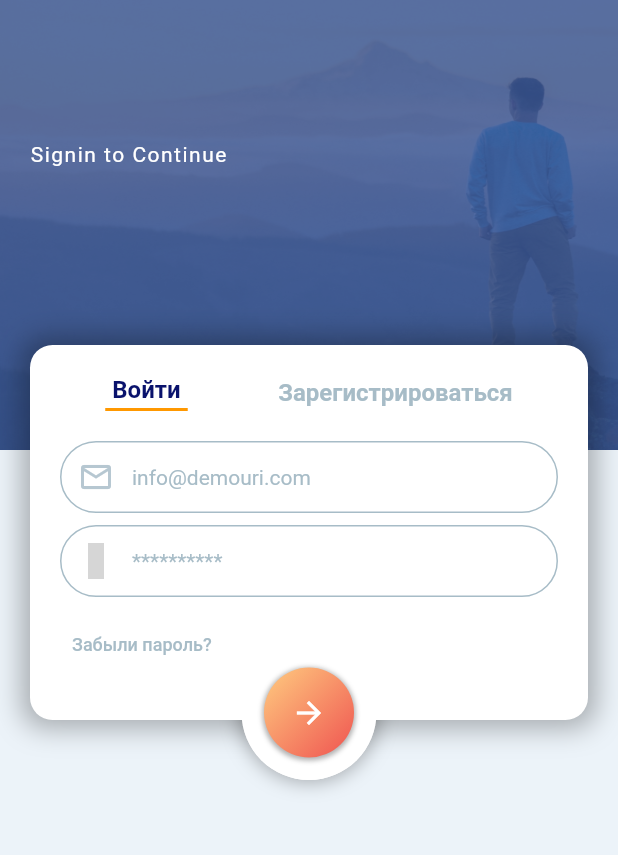
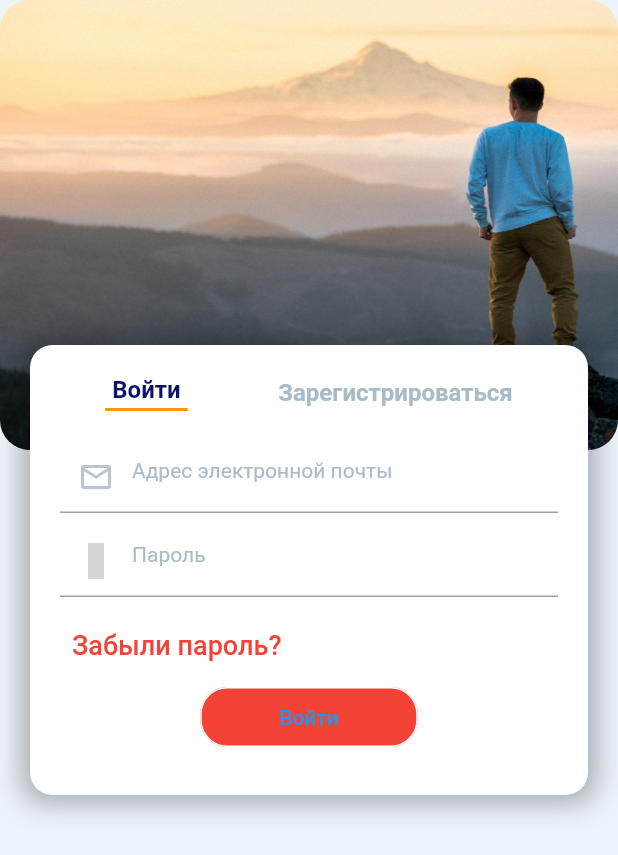
Before and after one commit to Rekrutiv/screen_login, a Flutter app: the screen it shows after launch, after a tap on "Войти", on a phone screen of 412 x 824 dp. Shown: the top 855 px of the screen. Run offline on Flutter 3.47's test engine with Material 2 defaults, Android fonts, the phone set to English and light mode, and no system bars; our stand-ins replace flutter_icons; grey boxes are pictures that could not be loaded.

Commit message:
git initial animated container

```diff
--- a/lib/screen/login_signup.dart
+++ b/lib/screen/login_signup.dart
@@ -1,7 +1,7 @@
 import 'package:chigago_login/config/palette.dart';
+import 'package:flutter/cupertino.dart';
 import 'package:flutter/material.dart';
 import 'package:flutter_icons/flutter_icons.dart';
-
 
 class LoginSignupScreen extends StatefulWidget {
   @override
@@ -15,7 +15,10 @@ class _LoginSignupScreenState extends State<LoginSignupScreen> {
 
   @override
   Widget build(BuildContext context) {
-    return Scaffold(
+    return SafeArea(
+      child: Scaffold(
+        resizeToAvoidBottomPadding: false,
+        resizeToAvoidBottomInset:true,
         backgroundColor: Palette.backgroundColor,
         body: Stack(
           children: [
@@ -26,54 +29,15 @@ class _LoginSignupScreenState extends State<LoginSignupScreen> {
               child: Container(
                 height: 300,
                 decoration: BoxDecoration(
+                    borderRadius: BorderRadius.all(Radius.circular(20)),
                     image: DecorationImage(
                         image: AssetImage("images/background.jpg"),
                         fit: BoxFit.fill)),
-              child: Container(
 
-                padding: EdgeInsets.only(top: 90, left: 20),
-                color: Color(0xFF3b5999).withOpacity(.85),
-                child: Column(
-                  crossAxisAlignment: CrossAxisAlignment.start,
-                  children: [
-//                    RichText(
-//                      text: TextSpan(
-//                          text: "Welcome to",
-//                          style: TextStyle(
-//                            fontSize: 25,
-//                            letterSpacing: 2,
-//                            color: Colors.yellow[700],
-//                          ),
-//                          children: [
-//                            TextSpan(
-//                              text: isSignupScreen ? " Rizona," : " Back,",
-//                              style: TextStyle(
-//                                fontSize: 25,
-//                                fontWeight: FontWeight.bold,
-//                                color: Colors.yellow[700],
-//                              ),
-//                            )
-//                          ]),
-//                    ),
-                    SizedBox(
-                      height: 5,
-                    ),
-                    Text(
-                      isSignupScreen
-                          ? "Signup to Continue"
-                          : "Signin to Continue",
-                      style: TextStyle(
-                        letterSpacing: 1,
-                        color: Colors.white,
-                      ),
-                    )
-                  ],
-                ),
-              ),
               ),
             ),
             // Trick to add the shadow for the submit button
-          buildBottomHalfContainer(true),
+
             //Main Contianer for Login and Signup
             AnimatedPositioned(
               duration: Duration(milliseconds: 400),
@@ -82,7 +46,7 @@ class _LoginSignupScreenState extends State<LoginSignupScreen> {
               child: AnimatedContainer(
                 duration: Duration(milliseconds: 700),
                 curve: Curves.bounceInOut,
-              height: isSignupScreen ? 380 : 250,
+                height: isSignupScreen ? 380 : 300,
                 padding: EdgeInsets.all(20),
                 width: MediaQuery.of(context).size.width - 40,
                 margin: EdgeInsets.symmetric(horizontal: 20),
@@ -165,9 +129,8 @@ class _LoginSignupScreenState extends State<LoginSignupScreen> {
               ),
             ),
             // Trick to add the submit button
-          buildBottomHalfContainer(false),
-
           ],
+        ),
       ),
     );
   }
@@ -175,22 +138,25 @@ class _LoginSignupScreenState extends State<LoginSignupScreen> {
   Container buildSigninSection() {
     return Container(
       margin: EdgeInsets.only(top: 20),
+      child: SingleChildScrollView(
         child: Column(
           children: [
-          buildTextField(Icons.mail_outline, "info@demouri.com", false, true),
+            buildTextField(Icons.mail_outline, "Адрес электронной почты", false, true),
             buildTextField(
-              MaterialCommunityIcons.lock_outline, "**********", true, false),
+                MaterialCommunityIcons.lock_outline, "Пароль", true, false),
             Row(
               mainAxisAlignment: MainAxisAlignment.spaceBetween,
               children: [
                 TextButton(
                   onPressed: () {},
                   child: Text("Забыли пароль?",
-                    style: TextStyle(fontSize: 12, color: Palette.textColor1)),
+                      style: TextStyle(fontSize: 18, color: Colors.red)),
                 )
               ],
-          )
+            ),
+            buildTextButton("Войти", Colors.red)
           ],
+        ),
       ),
     );
   }
@@ -199,9 +165,10 @@ class _LoginSignupScreenState extends State<LoginSignupScreen> {
     return Container(
       margin: EdgeInsets.only(top: 20),
       child: Column(
+        mainAxisAlignment: MainAxisAlignment.spaceBetween,
         children: [
-          buildTextField(MaterialCommunityIcons.account_outline, "Имя",
-              false, false),
+          buildTextField(
+              MaterialCommunityIcons.account_outline, "Имя", false, false),
           buildTextField(
               MaterialCommunityIcons.email_outline, "Почта", false, true),
           buildTextField(
@@ -218,91 +185,39 @@ class _LoginSignupScreenState extends State<LoginSignupScreen> {
                     TextSpan(
                       //recognizer: ,
                       text: "Вход",
-                      style: TextStyle(color: Colors.red),
+                      style: TextStyle(
+                        color: Colors.red,
+                        decoration: TextDecoration.underline,
+                      ),
                     ),
                   ]),
             ),
           ),
+          SizedBox(height: 7),
+          buildTextButton("Зарегистрироваться", Colors.red)
         ],
       ),
     );
   }
 
-  TextButton buildTextButton(
-      IconData icon, String title, Color backgroundColor) {
+  TextButton buildTextButton(String title, Color backgroundColor) {
     return TextButton(
       onPressed: () {},
+
       style: TextButton.styleFrom(
-          side: BorderSide(width: 1, color: Colors.grey),
+
+        backgroundColor: backgroundColor,
+        side: BorderSide(width: 1, color: Colors.white),
         minimumSize: Size(145, 40),
-          shape:
-              RoundedRectangleBorder(borderRadius: BorderRadius.circular(20)),
-          primary: Colors.white,
-          backgroundColor: backgroundColor),
-      child: Row(
-        children: [
-          Icon(
-            icon,
+        shape: RoundedRectangleBorder(
+          borderRadius: BorderRadius.circular(18.0),
+          // side: BorderSide(color: Colors.red)
         ),
-          SizedBox(
-            width: 5,
       ),
-          Text(
-            title,
-          )
-        ],
-      ),
+      child: Text(title, textAlign: TextAlign.center),
     );
   }
 
-  Widget buildBottomHalfContainer(bool showShadow) {
-    return AnimatedPositioned(
-      duration: Duration(milliseconds: 700),
-      curve: Curves.bounceInOut,
-      top: isSignupScreen ? 535 : 430,
-      right: 0,
-      left: 0,
-      child: Center(
-        child: Container(
-          height: 90,
-          width: 90,
-          padding: EdgeInsets.all(15),
-          decoration: BoxDecoration(
-              color: Colors.white,
-              borderRadius: BorderRadius.circular(50),
-              boxShadow: [
-                if (showShadow)
-                  BoxShadow(
-                    color: Colors.black.withOpacity(.3),
-                    spreadRadius: 1.5,
-                    blurRadius: 10,
-                  )
-              ]),
-          child: !showShadow
-              ? Container(
-                  decoration: BoxDecoration(
-                      gradient: LinearGradient(
-                          colors: [Colors.orange[200], Colors.red[400]],
-                          begin: Alignment.topLeft,
-                          end: Alignment.bottomRight),
-                      borderRadius: BorderRadius.circular(30),
-                      boxShadow: [
-                        BoxShadow(
-                            color: Colors.black.withOpacity(.3),
-                            spreadRadius: 1,
-                            blurRadius: 2,
-                            offset: Offset(0, 1))
-                      ]),
-                  child: Icon(
-                    Icons.arrow_forward,
-                    color: Colors.white,
-                  ),
-                )
-              : Center(),
-        ),
-      ),
-    );
-  }
 
   Widget buildTextField(
       IconData icon, String hintText, bool isPassword, bool isEmail) {
@@ -316,13 +231,13 @@ class _LoginSignupScreenState extends State<LoginSignupScreen> {
             icon,
             color: Palette.iconColor,
           ),
-          enabledBorder: OutlineInputBorder(
-            borderSide: BorderSide(color: Palette.textColor1),
-            borderRadius: BorderRadius.all(Radius.circular(35.0)),
-          ),
+//          enabledBorder: OutlineInputBorder(
+//            borderSide: BorderSide(color: Palette.textColor1),
+//            borderRadius: BorderRadius.all(Radius.circular(35.0)),
+//          ),
           focusedBorder: OutlineInputBorder(
             borderSide: BorderSide(color: Palette.textColor1),
-            borderRadius: BorderRadius.all(Radius.circular(35.0)),
+//            borderRadius: BorderRadius.all(Radius.circular(35.0)),
           ),
           contentPadding: EdgeInsets.all(10),
           hintText: hintText,
```
Lines whose indentation alone changed are shown as unchanged.
